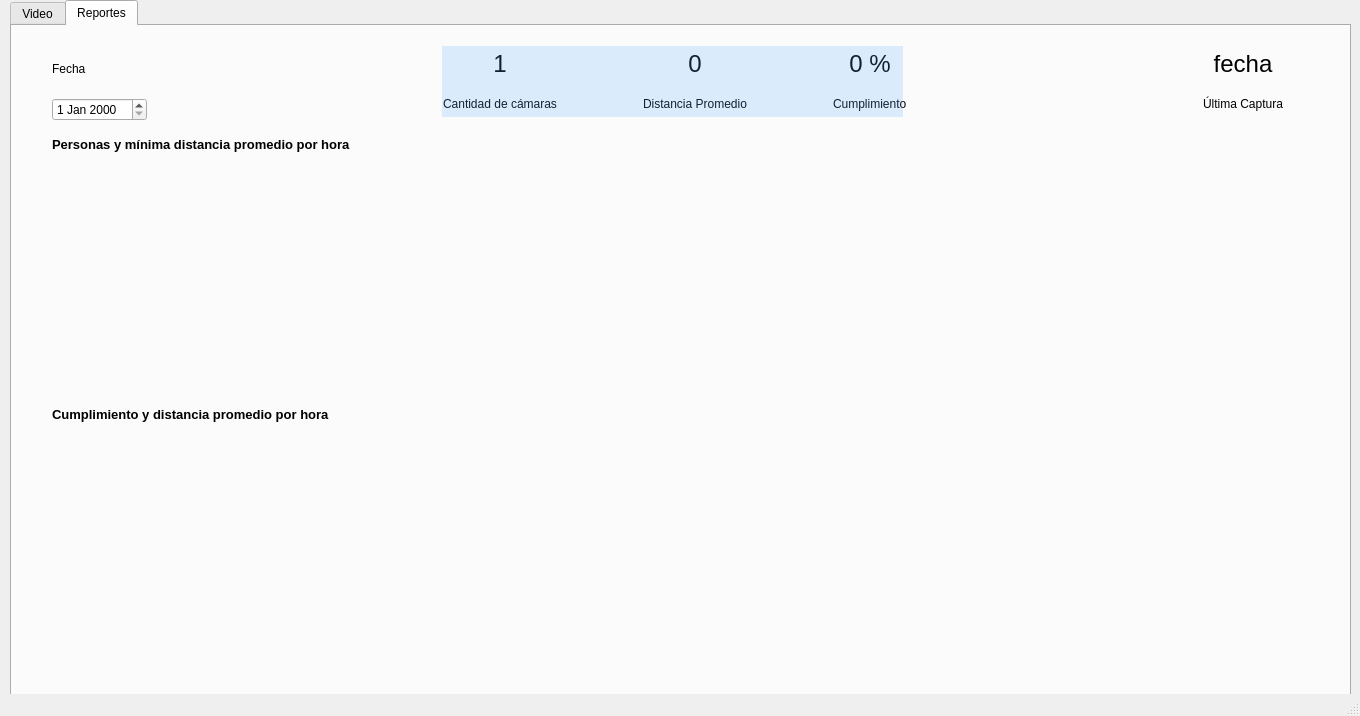
Before: the Qt Designer form functions/interface.ui in andatogua/DistanceDetection, drawn with Qt 5.
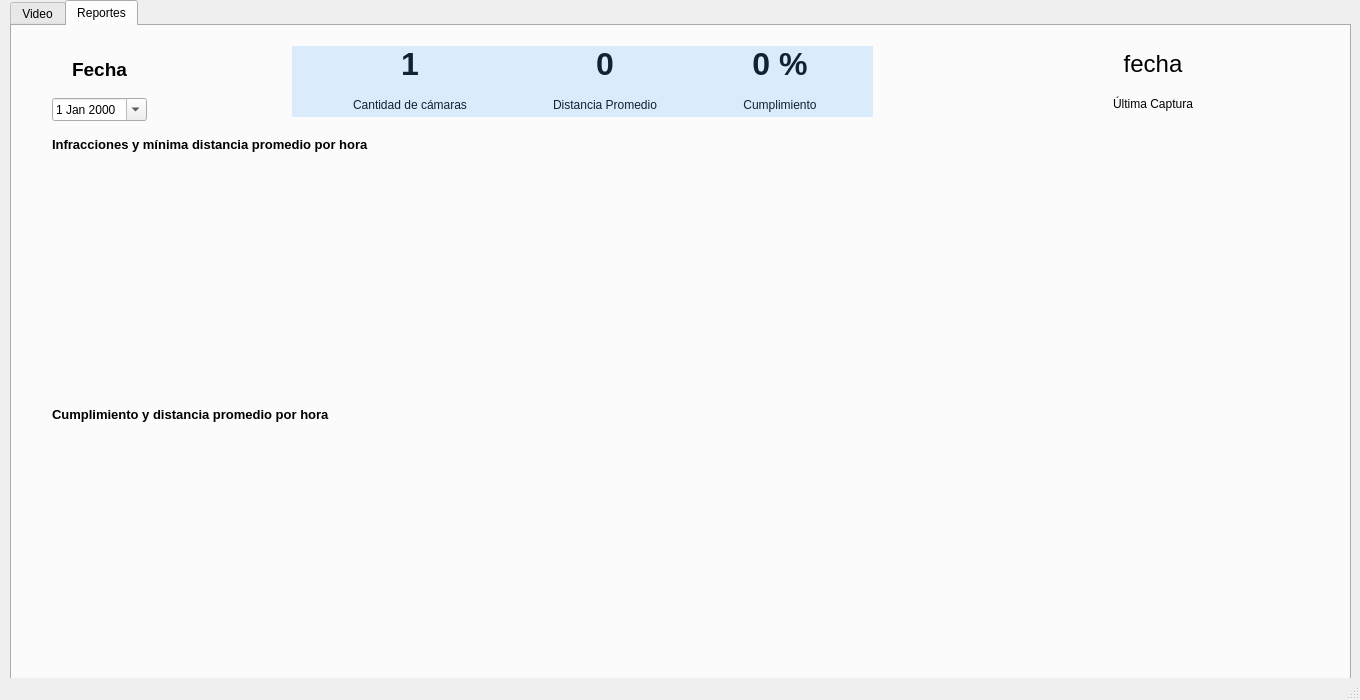
After: the same form once the commit is applied. The open tabs and pages were chosen to show the change.

The edit to the form file:
```diff
--- a/functions/interface.ui
+++ b/functions/interface.ui
@@ -7,19 +7,19 @@
     <x>0</x>
     <y>0</y>
     <width>1360</width>
-    <height>716</height>
+    <height>700</height>
    </rect>
   </property>
   <property name="minimumSize">
    <size>
     <width>1360</width>
-    <height>716</height>
+    <height>700</height>
    </size>
   </property>
   <property name="maximumSize">
    <size>
     <width>1360</width>
-    <height>716</height>
+    <height>700</height>
    </size>
   </property>
   <property name="windowTitle">
@@ -87,22 +87,6 @@
      <attribute name="title">
       <string>Reportes</string>
      </attribute>
-     <widget class="QLabel" name="label_9">
-      <property name="geometry">
-       <rect>
-        <x>430</x>
-        <y>20</y>
-        <width>461</width>
-        <height>71</height>
-       </rect>
-      </property>
-      <property name="styleSheet">
-       <string notr="true">background-color: rgba(85, 170, 255,0.2);</string>
-      </property>
-      <property name="text">
-       <string/>
-      </property>
-     </widget>
      <widget class="QLabel" name="label_10">
       <property name="geometry">
        <rect>
@@ -120,7 +104,7 @@
        </font>
       </property>
       <property name="text">
-       <string>Personas y mínima distancia promedio por hora </string>
+       <string>Infracciones y mínima distancia promedio por hora </string>
       </property>
      </widget>
      <widget class="QLabel" name="label_11">
@@ -177,13 +161,27 @@
         <layout class="QVBoxLayout" name="verticalLayout_5">
          <item>
           <widget class="QLabel" name="label_2">
+           <property name="font">
+            <font>
+             <pointsize>14</pointsize>
+             <weight>75</weight>
+             <bold>true</bold>
+            </font>
+           </property>
            <property name="text">
             <string>Fecha</string>
            </property>
+           <property name="alignment">
+            <set>Qt::AlignCenter</set>
+           </property>
           </widget>
          </item>
          <item>
-          <widget class="QDateEdit" name="dateEdit"/>
+          <widget class="QDateEdit" name="dateEdit">
+           <property name="calendarPopup">
+            <bool>true</bool>
+           </property>
+          </widget>
          </item>
         </layout>
        </item>
@@ -196,7 +194,7 @@
            </property>
            <property name="sizeHint" stdset="0">
             <size>
-             <width>58</width>
+             <width>100</width>
              <height>20</height>
             </size>
            </property>
@@ -210,7 +208,9 @@
               <widget class="QLabel" name="label_3">
                <property name="font">
                 <font>
-                 <pointsize>18</pointsize>
+                 <pointsize>24</pointsize>
+                 <weight>75</weight>
+                 <bold>true</bold>
                 </font>
                </property>
                <property name="text">
@@ -249,7 +249,9 @@
               <widget class="QLabel" name="dist_prom_lbl">
                <property name="font">
                 <font>
-                 <pointsize>18</pointsize>
+                 <pointsize>24</pointsize>
+                 <weight>75</weight>
+                 <bold>true</bold>
                 </font>
                </property>
                <property name="text">
@@ -265,6 +267,9 @@
                <property name="text">
                 <string>Distancia Promedio</string>
                </property>
+               <property name="alignment">
+                <set>Qt::AlignCenter</set>
+               </property>
               </widget>
              </item>
             </layout>
@@ -288,7 +293,9 @@
               <widget class="QLabel" name="label_7">
                <property name="font">
                 <font>
-                 <pointsize>18</pointsize>
+                 <pointsize>24</pointsize>
+                 <weight>75</weight>
+                 <bold>true</bold>
                 </font>
                </property>
                <property name="text">
@@ -304,6 +311,9 @@
                <property name="text">
                 <string>Cumplimiento</string>
                </property>
+               <property name="alignment">
+                <set>Qt::AlignCenter</set>
+               </property>
               </widget>
              </item>
             </layout>
@@ -329,6 +339,18 @@
         <layout class="QVBoxLayout" name="verticalLayout_4">
          <item>
           <widget class="QLabel" name="ult_cap_lbl">
+           <property name="minimumSize">
+            <size>
+             <width>260</width>
+             <height>0</height>
+            </size>
+           </property>
+           <property name="maximumSize">
+            <size>
+             <width>260</width>
+             <height>16777207</height>
+            </size>
+           </property>
            <property name="font">
             <font>
              <pointsize>18</pointsize>
@@ -356,6 +378,44 @@
        </item>
       </layout>
      </widget>
+     <widget class="QLabel" name="label_9">
+      <property name="geometry">
+       <rect>
+        <x>280</x>
+        <y>20</y>
+        <width>581</width>
+        <height>71</height>
+       </rect>
+      </property>
+      <property name="styleSheet">
+       <string notr="true">background-color: rgba(85, 170, 255,0.2);</string>
+      </property>
+      <property name="text">
+       <string/>
+      </property>
+     </widget>
+     <widget class="QWidget" name="gridLayoutWidget">
+      <property name="geometry">
+       <rect>
+        <x>10</x>
+        <y>130</y>
+        <width>1311</width>
+        <height>241</height>
+       </rect>
+      </property>
+      <layout class="QGridLayout" name="gridLayout"/>
+     </widget>
+     <widget class="QWidget" name="gridLayoutWidget_2">
+      <property name="geometry">
+       <rect>
+        <x>10</x>
+        <y>400</y>
+        <width>1311</width>
+        <height>251</height>
+       </rect>
+      </property>
+      <layout class="QGridLayout" name="gridLayout_2"/>
+     </widget>
      <zorder>layoutWidget</zorder>
      <zorder>label_9</zorder>
      <zorder>label_10</zorder>
```
Left out of the diff: 28 changed lines with no effect on the pictures.
